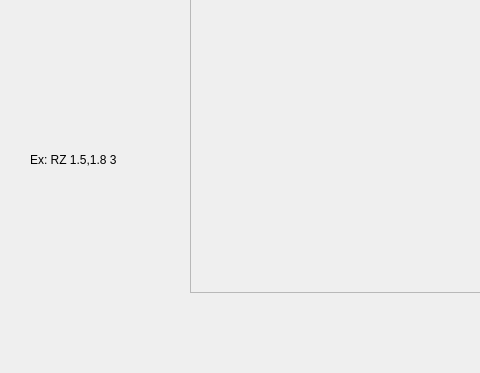
Qt form mainwindow.ui (alessipg/projetoCG) before a commit; both pictures show x 0 to 480 and y 278 to 651 of the 1113 by 651 pixel window.
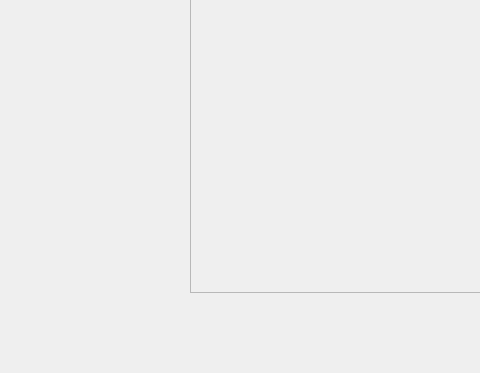
The same form after that commit. Custom widgets are drawn as their Qt base class.

The edit to the form file:
```diff
--- a/mainwindow.ui
+++ b/mainwindow.ui
@@ -375,19 +375,6 @@
      </item>
     </layout>
    </widget>
-   <widget class="QLabel" name="label_5">
-    <property name="geometry">
-     <rect>
-      <x>30</x>
-      <y>430</y>
-      <width>131</width>
-      <height>16</height>
-     </rect>
-    </property>
-    <property name="text">
-     <string>Ex: RZ 1.5,1.8 3</string>
-    </property>
-   </widget>
   </widget>
   <widget class="QMenuBar" name="menubar">
    <property name="geometry">
```
